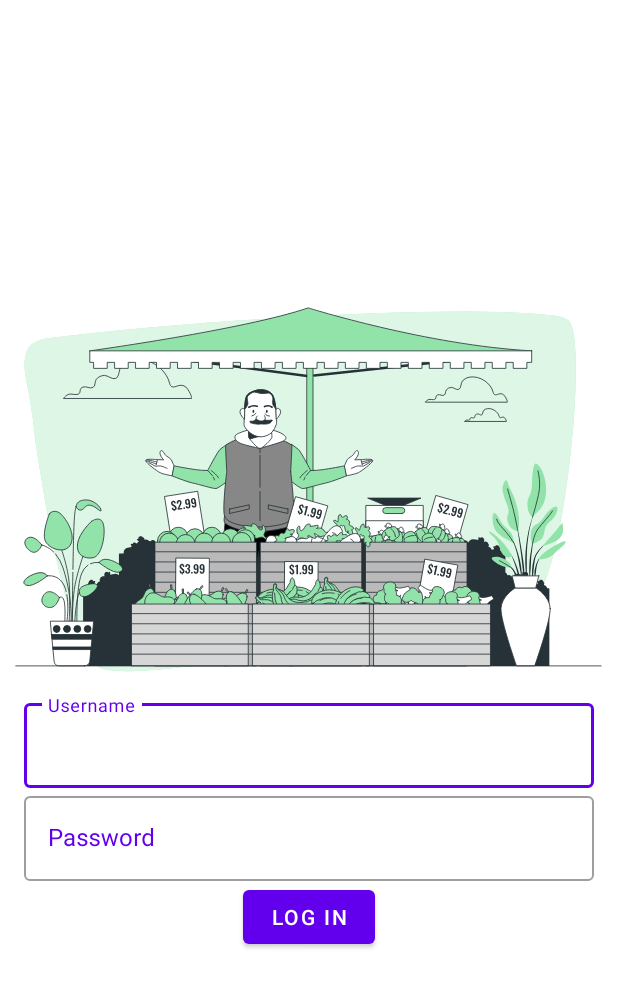
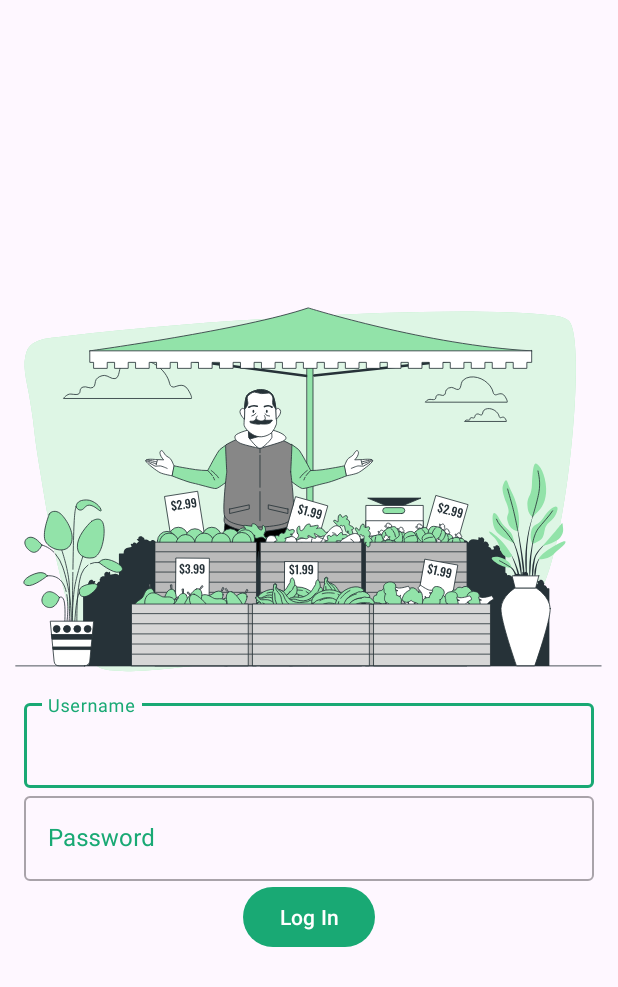
Before and after one commit to CodePath-AND102-Group-12/Temp, an Android app: the screen it shows after launch (LogInActivity), on a phone screen of 412 x 824 dp. Shown: the top 987 px of the screen. Run offline under Robolectric (Android 15) with nearby library versions, the phone set to English and light mode, and no system bars.

Commit message:
adjusted primary color to a green, updated to Material 3

```diff
--- a/app/src/main/res/values-night/themes.xml
+++ b/app/src/main/res/values-night/themes.xml
@@ -1,6 +1,6 @@
 <resources xmlns:tools="http://schemas.android.com/tools">
     <!-- Base application theme. -->
-    <style name="Theme.UnnamedGroup12Project" parent="Theme.MaterialComponents.DayNight.DarkActionBar">
+    <style name="Theme.UnnamedGroup12Project" parent="Theme.Material3.DayNight.NoActionBar">
         <!-- Primary brand color. -->
         <item name="colorPrimary">@color/purple_200</item>
         <item name="colorPrimaryVariant">@color/purple_700</item>
--- a/app/src/main/res/values/themes.xml
+++ b/app/src/main/res/values/themes.xml
@@ -1,8 +1,8 @@
 <resources xmlns:tools="http://schemas.android.com/tools">
     <!-- Base application theme. -->
-    <style name="Theme.UnnamedGroup12Project" parent="Theme.MaterialComponents.DayNight.NoActionBar">
+    <style name="Theme.UnnamedGroup12Project" parent="Theme.Material3.DayNight.NoActionBar">
         <!-- Primary brand color. -->
-        <item name="colorPrimary">@color/purple_500</item>
+        <item name="colorPrimary">#19A974</item>
         <item name="colorPrimaryVariant">@color/purple_700</item>
         <item name="colorOnPrimary">@color/white</item>
         <!-- Secondary brand color. -->
```
